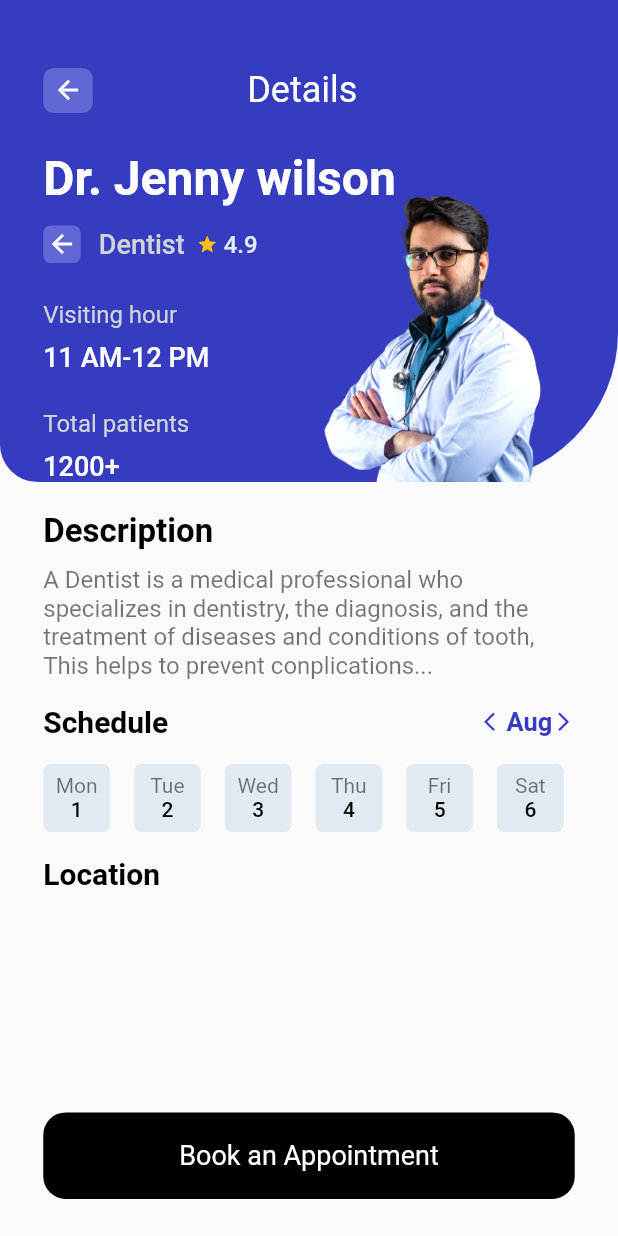
After one commit to adeosunsam/medical-app-mobile, a Flutter app: the DetailScreen screen opened directly, on a phone screen of 412 x 824 dp. The commit adds this screen. Run offline on Flutter 3.47's test engine with Material 2 defaults, Android fonts, the phone set to English and light mode, and no system bars; our stand-ins replace flutter_slidable, flutter_svg.

Commit message:
feat: detail screen

```diff
--- /dev/null
+++ b/lib/Screens/detail_screen.dart
@@ -0,0 +1,429 @@
+import 'package:flutter/material.dart';
+import 'package:flutter/services.dart';
+import 'package:intl/intl.dart';
+import 'package:medical_app_mobile/components/colors.dart';
+
+class DetailScreen extends StatefulWidget {
+  //final TopRated physician;
+  const DetailScreen({
+    Key? key,
+    //required this.physician,
+  }) : super(key: key);
+
+  @override
+  State<DetailScreen> createState() => _DetailScreenState();
+}
+
+class _DetailScreenState extends State<DetailScreen> {
+  int selectedIndex = 0;
+  int scheduleMonth = 0;
+  List<String> month = [
+    "Jan",
+    "Feb",
+    "Mar",
+    "Apr",
+    "May",
+    "Jun",
+    "Jul",
+    "Aug",
+    "Sep",
+    "Oct",
+    "Nov",
+    "Dec"
+  ];
+  @override
+  void initState() {
+    super.initState();
+    scheduleMonth = DateTime.now().month;
+    selectedIndex = DateTime.now().day;
+  }
+
+  @override
+  Widget build(BuildContext context) {
+    Size size = MediaQuery.of(context).size;
+    return AnnotatedRegion<SystemUiOverlayStyle>(
+      value: const SystemUiOverlayStyle(
+        statusBarColor: Colors.transparent,
+        statusBarIconBrightness: Brightness.light,
+      ),
+      child: Scaffold(
+        body: Column(
+          children: [
+            SizedBox(
+              height: size.height * .9,
+              child: SingleChildScrollView(
+                child: Column(
+                  children: [
+                    Container(
+                      width: double.infinity,
+                      decoration: const BoxDecoration(
+                        color: ColorConstant.primaryColor,
+                        borderRadius: BorderRadius.only(
+                          bottomLeft: Radius.circular(25),
+                          bottomRight: Radius.circular(100),
+                        ),
+                      ),
+                      child: Stack(
+                        children: [
+                          Positioned(
+                            left: size.width * .33,
+                            bottom: 0,
+                            child: Image.asset(
+                              "assets/images/doctor3.png",
+                              scale: 2,
+                            ),
+                          ),
+                          Container(
+                            margin: EdgeInsets.symmetric(
+                                horizontal: size.width * .07),
+                            child: Column(
+                              crossAxisAlignment: CrossAxisAlignment.start,
+                              children: [
+                                Container(
+                                  margin: EdgeInsets.only(
+                                    top: size.height * .055,
+                                  ),
+                                  child: Row(
+                                    children: [
+                                      GestureDetector(
+                                        onTap: () {
+                                          Navigator.pop(context);
+                                        },
+                                        child: Container(
+                                          height: 30,
+                                          width: 33,
+                                          margin: EdgeInsets.only(
+                                            right: size.width * .25,
+                                          ),
+                                          decoration: BoxDecoration(
+                                            borderRadius:
+                                                BorderRadius.circular(7),
+                                            color: const Color.fromARGB(
+                                                255, 97, 103, 213),
+                                          ),
+                                          child: const Icon(
+                                            Icons.arrow_back,
+                                            color: Colors.white,
+                                            size: 20,
+                                          ),
+                                        ),
+                                      ),
+                                      const Text(
+                                        "Details",
+                                        style: TextStyle(
+                                          fontWeight: FontWeight.w400,
+                                          fontSize: 24,
+                                          color: Colors.white,
+                                        ),
+                                      ),
+                                    ],
+                                  ),
+                                ),
+                                SizedBox(height: size.height * .03),
+                                const Text(
+                                  "Dr. Jenny wilson",
+                                  style: TextStyle(
+                                    fontWeight: FontWeight.bold,
+                                    fontSize: 32,
+                                    color: Colors.white,
+                                  ),
+                                ),
+                                SizedBox(height: size.height * .015),
+                                Row(
+                                  children: [
+                                    Container(
+                                      height: 25,
+                                      width: 25,
+                                      decoration: BoxDecoration(
+                                        borderRadius: BorderRadius.circular(5),
+                                        color: const Color.fromARGB(
+                                            255, 97, 103, 213),
+                                      ),
+                                      child: const Icon(
+                                        Icons.arrow_back,
+                                        color: Colors.white,
+                                        size: 20,
+                                      ),
+                                    ),
+                                    const SizedBox(width: 12),
+                                    const Text(
+                                      "Dentist",
+                                      style: TextStyle(
+                                        color:
+                                            Color.fromARGB(255, 207, 212, 216),
+                                        fontWeight: FontWeight.w500,
+                                        fontSize: 18,
+                                      ),
+                                    ),
+                                    const SizedBox(width: 8),
+                                    const Icon(
+                                      Icons.star,
+                                      color: Colors.amber,
+                                      size: 14,
+                                    ),
+                                    const SizedBox(width: 4),
+                                    const Text(
+                                      "4.9",
+                                      style: TextStyle(
+                                        fontWeight: FontWeight.w500,
+                                        fontSize: 16,
+                                        color: ColorConstant.secondaryColor,
+                                      ),
+                                    ),
+                                  ],
+                                ),
+                                SizedBox(height: size.height * .03),
+                                const Text(
+                                  "Visiting hour",
+                                  style: TextStyle(
+                                    color: Color.fromARGB(255, 207, 212, 216),
+                                    fontWeight: FontWeight.w400,
+                                    fontSize: 16,
+                                  ),
+                                ),
+                                SizedBox(height: size.height * .01),
+                                const Text(
+                                  "11 AM-12 PM",
+                                  style: TextStyle(
+                                    color: Colors.white,
+                                    fontWeight: FontWeight.w500,
+                                    fontSize: 18,
+                                  ),
+                                ),
+                                SizedBox(height: size.height * .03),
+                                const Text(
+                                  "Total patients",
+                                  style: TextStyle(
+                                    color: Color.fromARGB(255, 207, 212, 216),
+                                    fontWeight: FontWeight.w400,
+                                    fontSize: 16,
+                                  ),
+                                ),
+                                SizedBox(height: size.height * .01),
+                                const Text(
+                                  "1200+",
+                                  style: TextStyle(
+                                    color: Colors.white,
+                                    fontWeight: FontWeight.w500,
+                                    fontSize: 18,
+                                  ),
+                                ),
+                              ],
+                            ),
+                          ),
+                        ],
+                      ),
+                    ),
+                    Container(
+                      width: double.infinity,
+                      margin:
+                          EdgeInsets.symmetric(horizontal: size.width * .07),
+                      child: Column(
+                        crossAxisAlignment: CrossAxisAlignment.start,
+                        children: [
+                          const Padding(
+                            padding: EdgeInsets.only(
+                              top: 20,
+                              bottom: 10,
+                            ),
+                            child: Text(
+                              "Description",
+                              style: TextStyle(
+                                color: Colors.black,
+                                fontWeight: FontWeight.bold,
+                                fontSize: 22,
+                              ),
+                            ),
+                          ),
+                          Padding(
+                            padding: EdgeInsets.only(
+                              bottom: size.height * .02,
+                            ),
+                            child: const Text(
+                              "A Dentist is a medical professional who specializes in dentistry, the diagnosis, and the treatment of diseases and conditions of tooth, This helps to prevent conplications...",
+                              style: TextStyle(
+                                color: Colors.black54,
+                                fontSize: 16,
+                              ),
+                            ),
+                          ),
+                          Row(
+                            mainAxisAlignment: MainAxisAlignment.spaceBetween,
+                            children: [
+                              const Text(
+                                "Schedule",
+                                style: TextStyle(
+                                  color: Colors.black,
+                                  fontWeight: FontWeight.bold,
+                                  fontSize: 20,
+                                ),
+                              ),
+                              Row(
+                                children: [
+                                  GestureDetector(
+                                    onTap: () {
+                                      if (scheduleMonth > 1) {
+                                        setState(() {
+                                          scheduleMonth--;
+                                        });
+                                      }
+                                    },
+                                    child: const Icon(
+                                      Icons.arrow_back_ios,
+                                      size: 15,
+                                      color: ColorConstant.primaryColor,
+                                    ),
+                                  ),
+                                  Text(
+                                    month[scheduleMonth == 0
+                                        ? scheduleMonth
+                                        : scheduleMonth - 1],
+                                    style: const TextStyle(
+                                        fontWeight: FontWeight.w600,
+                                        fontSize: 17,
+                                        color: ColorConstant.primaryColor),
+                                  ),
+                                  GestureDetector(
+                                    onTap: () {
+                                      if (scheduleMonth <= 11) {
+                                        setState(() {
+                                          scheduleMonth++;
+                                        });
+                                      }
+                                    },
+                                    child: const Icon(
+                                      Icons.arrow_forward_ios,
+                                      size: 15,
+                                      color: ColorConstant.primaryColor,
+                                    ),
+                                  )
+                                ],
+                              ),
+                            ],
+                          ),
+                          Container(
+                            margin: EdgeInsets.symmetric(
+                                vertical: size.height * .02),
+                            height: size.height * .055,
+                            child: ListView.builder(
+                              scrollDirection: Axis.horizontal,
+                              itemCount: daysInMonth(scheduleMonth),
+                              itemBuilder: (context, index) {
+                                return GestureDetector(
+                                  onTap: () {
+                                    setState(() {
+                                      selectedIndex = index + 1;
+                                    });
+                                  },
+                                  child: Container(
+                                    margin: const EdgeInsets.only(right: 16),
+                                    width: size.width * .108,
+                                    decoration: BoxDecoration(
+                                      borderRadius: BorderRadius.circular(5),
+                                      gradient: LinearGradient(
+                                        begin: Alignment.topCenter,
+                                        end: Alignment.bottomLeft,
+                                        colors: selectedIndex == index + 1
+                                            ? [
+                                                const Color.fromARGB(
+                                                    255, 124, 128, 202),
+                                                const Color.fromARGB(
+                                                    255, 86, 91, 180),
+                                                ColorConstant.primaryColor
+                                              ]
+                                            : [
+                                                ColorConstant.secondaryColor,
+                                                ColorConstant.secondaryColor,
+                                                ColorConstant.secondaryColor
+                                              ],
+                                      ),
+                                    ),
+                                    child: Column(
+                                      mainAxisAlignment:
+                                          MainAxisAlignment.center,
+                                      children: [
+                                        Text(
+                                          getDay(index + 1, scheduleMonth),
+                                          style: TextStyle(
+                                            color: selectedIndex == index + 1
+                                                ? const Color.fromARGB(
+                                                    255, 207, 212, 216)
+                                                : Colors.black54,
+                                            fontWeight: FontWeight.w400,
+                                            fontSize: 14,
+                                          ),
+                                        ),
+                                        Text(
+                                          "${index + 1}",
+                                          style: TextStyle(
+                                            color: selectedIndex == index + 1
+                                                ? Colors.white
+                                                : ColorConstant.black,
+                                            fontWeight: FontWeight.w500,
+                                            fontSize: 14,
+                                          ),
+                                        ),
+                                      ],
+                                    ),
+                                  ),
+                                );
+                              },
+                            ),
+                          ),
+                          const Text(
+                            "Location",
+                            style: TextStyle(
+                              color: Colors.black,
+                              fontWeight: FontWeight.bold,
+                              fontSize: 20,
+                            ),
+                          ),
+                        ],
+                      ),
+                    ),
+                  ],
+                ),
+              ),
+            ),
+            Container(
+              width: double.infinity,
+              margin: EdgeInsets.symmetric(horizontal: size.width * .07),
+              height: size.height * .07,
+              child: ElevatedButton(
+                onPressed: () {},
+                style: ElevatedButton.styleFrom(
+                  elevation: 0,
+                  primary: ColorConstant.black,
+                  shape: RoundedRectangleBorder(
+                    borderRadius: BorderRadius.circular(15),
+                  ),
+                ),
+                child: const Text(
+                  "Book an Appointment",
+                  style: TextStyle(
+                    fontSize: 18,
+                    fontWeight: FontWeight.w400,
+                    color: Colors.white,
+                  ),
+                ),
+              ),
+            ),
+          ],
+        ),
+      ),
+    );
+  }
+}
+
+String getDay(int day, int month) {
+  var now = DateTime.now();
+  DateTime getDate = DateTime(now.year, month, day);
+  String date = DateFormat("EEEE").format(getDate);
+  return date.substring(0, 3);
+}
+
+int daysInMonth(int month) {
+  DateTime now = DateTime.now();
+  DateTime lastDayOfMonth = DateTime(now.year, month + 1, 0);
+  return lastDayOfMonth.day;
+}
--- a/lib/Screens/home_screen.dart
+++ b/lib/Screens/home_screen.dart
@@ -303,7 +303,7 @@ class _HomeScreenState extends State<HomeScreen> {
               ),
               categoryName(size, "Top Rated Doctor"),
               for (int i = 0; i < topRatedDoctor.length - 1; i++)
-                SlidableWidget(child: topRated(size, topRatedDoctor[i]))
+                SlidableWidget(child: topRated(context, topRatedDoctor[i]))
             ],
           ),
         ),
--- a/lib/widget/home_widget.dart
+++ b/lib/widget/home_widget.dart
@@ -1,9 +1,18 @@
 import 'package:flutter/material.dart';
+import 'package:medical_app_mobile/Screens/detail_screen.dart';
 import 'package:medical_app_mobile/components/colors.dart';
 import 'package:medical_app_mobile/components/top_rated_doctor.dart';
 
-Widget topRated(Size size, TopRated doctorInfo) {
-  return Container(
+Widget topRated(BuildContext context, TopRated doctorInfo) {
+  Size size = MediaQuery.of(context).size;
+  return GestureDetector(
+    onTap: () => Navigator.push(
+      context,
+      MaterialPageRoute(
+        builder: (context) => const DetailScreen(),
+      ),
+    ),
+    child: Container(
       margin: EdgeInsets.symmetric(
         horizontal: size.width * .07,
         vertical: size.height * .01,
@@ -101,6 +110,7 @@ Widget topRated(Size size, TopRated doctorInfo) {
           ),
         ],
       ),
+    ),
   );
 }
 
--- a/pubspec.yaml
+++ b/pubspec.yaml
@@ -15,6 +15,7 @@ dependencies:
   cupertino_icons: ^1.0.2
   flutter_svg: ^1.1.3
   flutter_slidable: ^2.0.0
+  intl: ^0.17.0
 
 dev_dependencies:
   flutter_test:
```
Also changed, not shown: assets/images/doctor3.png (added), pubspec.lock. Lines whose indentation alone changed are shown as unchanged.
